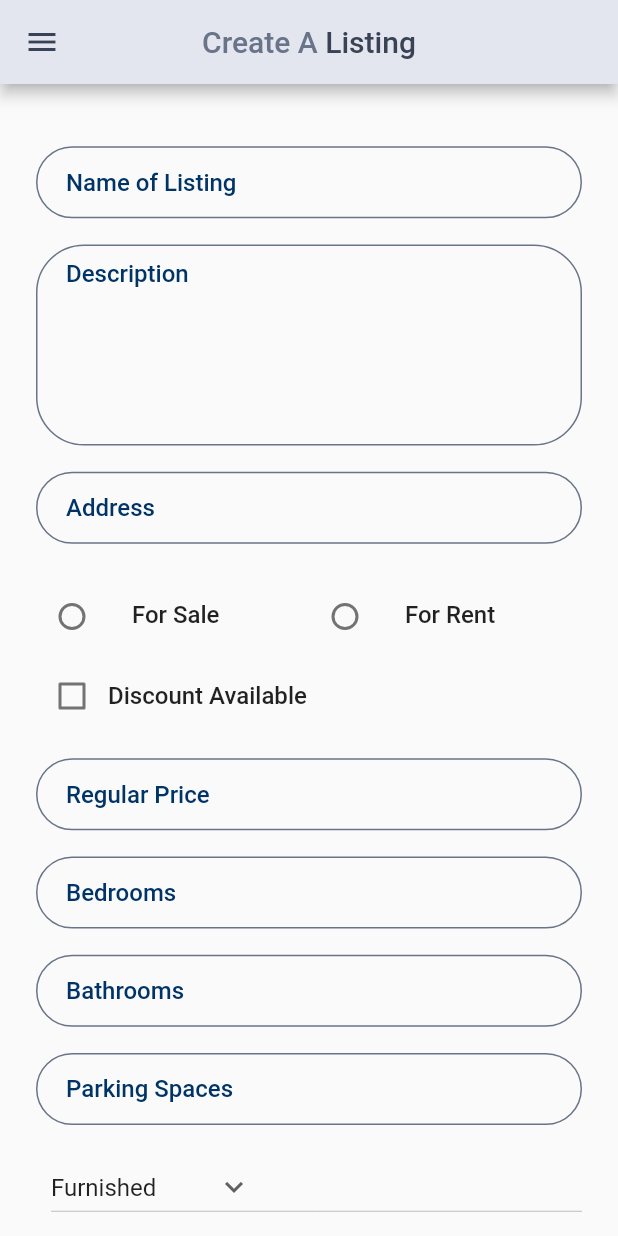
After one commit to aunshpatel/flutter-realestate, a Flutter app: the CreateAListing screen opened by its route, on a phone screen of 412 x 824 dp. The commit adds this screen. Run offline on Flutter 3.47's test engine with Material 3 defaults, Android fonts, the phone set to English and light mode, and no system bars; our stand-ins replace firebase_core, firebase_storage, image_picker, shared_preferences; accounts and stored records are empty; network calls fail.

Commit message:
Add create new listing page ui

```diff
--- a/lib/consts.dart
+++ b/lib/consts.dart
@@ -36,12 +36,12 @@ const kHomePagePropertyTitle = TextStyle(
   fontSize: 18,
 );
 
-const kHomePagePropertyDesc = TextStyle(
+const kRegularText = TextStyle(
   fontWeight: FontWeight.normal,
   fontSize: 15,
 );
 
-const kHomePagePropertyDescStrike = TextStyle(
+const kRegularTextStrike = TextStyle(
   fontWeight: FontWeight.normal,
   decoration: TextDecoration.lineThrough,
   fontSize: 15,
@@ -79,6 +79,11 @@ const kDarkBoldTextStyle = TextStyle(
 
 const kLightSemiBoldTextStyle = TextStyle(
     color: kLightTitleColor,
+    fontSize: 16,
+    fontWeight:FontWeight.w500
+);
+
+const kSemiBoldRegularStyle = TextStyle(
     fontSize: 16,
     fontWeight:FontWeight.w500
 );
@@ -161,3 +166,16 @@ InputDecoration passwordInputDecoration(String hintText, bool _passwordVisible,
     ),
   );
 }
+
+InputDecoration listingInputDecoration(String hintText) {
+  return InputDecoration(
+    hintText: hintText,
+    hintStyle: const TextStyle(color: kThemeBlueColor),
+    contentPadding: const EdgeInsets.symmetric(vertical: 10.0, horizontal: 20.0),
+    border: const OutlineInputBorder(
+      borderRadius: BorderRadius.all(Radius.circular(10.0)),
+    ),
+    enabledBorder: kEnabledBorder,
+    focusedBorder: kFocusedBorder,
+  );
+}
--- /dev/null
+++ b/lib/view/create_a_listing.dart
@@ -0,0 +1,268 @@
+import 'package:flutter/material.dart';
+import 'package:flutter/services.dart';
+import 'package:realestate/view/widgets/rounded_buttons.dart';
+import 'package:realestate/view/widgets/side_drawer.dart';
+import '../consts.dart';
+
+class CreateAListing extends StatefulWidget {
+  const CreateAListing({super.key});
+
+  @override
+  State<CreateAListing> createState() => _CreateAListingState();
+}
+
+class _CreateAListingState extends State<CreateAListing> {
+  TextEditingController nameController = TextEditingController();
+  TextEditingController descriptionController = TextEditingController();
+  TextEditingController addressController = TextEditingController();
+  TextEditingController regularPriceController = TextEditingController();
+  TextEditingController discountedPriceController = TextEditingController();
+  TextEditingController bedroomsController = TextEditingController();
+  TextEditingController bathroomsController = TextEditingController();
+  TextEditingController parkingController = TextEditingController();
+  int _selectedValue = 0;
+  bool isDiscountAvailable = false;
+  String dropdownvalue = 'Furnished';
+  var items = [
+    'Furnished',
+    'Semi Furnished',
+    'Unfurnished',
+  ];
+
+  @override
+  Widget build(BuildContext context) {
+    return PopScope(
+      canPop: false,
+      child: Scaffold(
+        drawerEnableOpenDragGesture: true,
+        drawer: const SideDrawer(),
+        appBar: AppBar(
+          leading: Builder(
+            builder: (BuildContext context) {
+              return IconButton(
+                icon: const Icon(Icons.menu),
+                color: kDarkTitleColor,
+                onPressed: () {
+                  Scaffold.of(context).openDrawer();
+                },
+                tooltip: MaterialLocalizations.of(context).openAppDrawerTooltip,
+              );
+            },
+          ),
+          actions: <Widget>[
+
+          ],
+          centerTitle: true,
+          title: const Wrap(
+            children: [
+              Text('Create ', style:TextStyle(color: kLightTitleColor),),
+              Text('A ', style:TextStyle(color: kLightTitleColor),),
+              Text('Listing', style:TextStyle(color: kDarkTitleColor),),
+            ],
+          ),
+          backgroundColor: kBackgroundColor,
+        ),
+        body: SingleChildScrollView(
+          child: Padding(
+            padding:  const EdgeInsets.fromLTRB(24, 24, 24, 0),
+            child: Column(
+              mainAxisAlignment: MainAxisAlignment.center,
+              crossAxisAlignment: CrossAxisAlignment.stretch,
+              children: [
+                const SizedBox(
+                  height: 17.5,
+                ),
+                //Listing Name
+                TextField(
+                  controller: nameController,
+                  keyboardType: TextInputType.name,
+                  onChanged:(value){ },
+                  style: kSemiBoldRegularStyle,
+                  decoration: listingInputDecoration('Name of Listing',),
+                ),
+                const SizedBox(
+                  height: 17.5,
+                ),
+                //Listing Description
+                TextField(
+                  controller: descriptionController,
+                  keyboardType: TextInputType.multiline,
+                  maxLines: 6,
+                  onChanged:(value){ },
+                  style: kSemiBoldRegularStyle,
+                  decoration: listingInputDecoration('Description'),
+                ),
+                const SizedBox(
+                  height: 17.5,
+                ),
+                //Listing Address
+                TextField(
+                  controller: addressController,
+                  keyboardType: TextInputType.streetAddress,
+                  onChanged:(value){ },
+                  style: kSemiBoldRegularStyle,
+                  decoration: listingInputDecoration('Address',),
+                ),
+                const SizedBox(
+                  height: 17.5,
+                ),
+                //Row for For sale/For rent radio button
+                Row(
+                  mainAxisSize: MainAxisSize.min,
+                  mainAxisAlignment: MainAxisAlignment.start,
+                  crossAxisAlignment: CrossAxisAlignment.start,
+                  children: <Widget>[
+                    Expanded(
+                      child: ListTile(
+                        contentPadding: const EdgeInsets.symmetric(vertical: 2.0),
+                        title: const Text('For Sale', style: kSemiBoldRegularStyle,),
+                        leading: Padding(
+                          padding: const EdgeInsets.only(top: 2),
+                          child: Radio(
+                            value: 1,
+                            groupValue: _selectedValue,
+                            onChanged: (int? value) {
+                              setState(() {
+                                _selectedValue = value!;
+                              });
+                            },
+                          ),
+                        )
+                      ),
+                    ),
+                    Expanded(
+                      child: ListTile(
+                        contentPadding: const EdgeInsets.symmetric(vertical: 2.0),
+                        title: const Text('For Rent',style: kSemiBoldRegularStyle,),
+                        leading: Padding(
+                          padding: const EdgeInsets.only(top: 2),
+                          child: Radio(
+                            value: 2,
+                            groupValue: _selectedValue,
+                            onChanged: (int? value) {
+                              setState(() {
+                                _selectedValue = value!;
+                              });
+                            },
+                          ),
+                        )
+                      ),
+                    ),
+                  ],
+                ),
+                //Row for discount toggle
+                Row(
+                  children: [
+                    Checkbox(
+                      value: isDiscountAvailable,
+                      activeColor: kLightTitleColor,
+                      onChanged:(bool? newValue){
+                        setState(() {
+                          isDiscountAvailable = newValue!;
+                        });
+                      }
+                    ),
+                    const Text('Discount Available', style: kSemiBoldRegularStyle,),
+                  ],
+                ),
+                const SizedBox(
+                  height: 17.5,
+                ),
+                //Listing Regular Price
+                TextField(
+                  controller: regularPriceController,
+                  keyboardType: const TextInputType.numberWithOptions(signed: true, decimal: true),
+                  textInputAction: TextInputAction.done,
+                  onChanged:(value){ },
+                  style: kSemiBoldRegularStyle,
+                  decoration: listingInputDecoration('Regular Price',),
+                ),
+                const SizedBox(
+                  height: 17.5,
+                ),
+                //Listing Discounted Price
+                if (isDiscountAvailable) ...[
+                  TextField(
+                    controller: discountedPriceController,
+                    keyboardType: const TextInputType.numberWithOptions(signed: true, decimal: true),
+                    onChanged:(value){ },
+                    style: kSemiBoldRegularStyle,
+                    decoration: listingInputDecoration('Discounted Price',),
+                  ),
+                  const SizedBox(
+                    height: 15.0,
+                  ),
+                ],
+                //Listing Bedrooms
+                TextField(
+                  controller: bedroomsController,
+                  keyboardType: const TextInputType.numberWithOptions(signed: true, decimal: true),
+                  textInputAction: TextInputAction.done,
+                  onChanged:(value){ },
+                  style: kSemiBoldRegularStyle,
+                  decoration: listingInputDecoration('Bedrooms',),
+                ),
+                const SizedBox(
+                  height: 17.5,
+                ),
+                //Listing Bedrooms
+                TextField(
+                  controller: bathroomsController,
+                  keyboardType: const TextInputType.numberWithOptions(signed: true, decimal: true),
+                  textInputAction: TextInputAction.done,
+                  onChanged:(value){ },
+                  style: kSemiBoldRegularStyle,
+                  decoration: listingInputDecoration('Bathrooms',),
+                ),
+                const SizedBox(
+                  height: 17.5,
+                ),
+                //Listing Parking
+                TextField(
+                  controller: parkingController,
+                  keyboardType: const TextInputType.numberWithOptions(signed: true, decimal: true),
+                  textInputAction: TextInputAction.done,
+                  onChanged:(value){ },
+                  style: kSemiBoldRegularStyle,
+                  decoration: listingInputDecoration('Parking Spaces',),
+                ),
+                const SizedBox(
+                  height: 17.5,
+                ),
+                //Dropdown
+                Padding(
+                  padding: EdgeInsets.only(left: 10),
+                  child: DropdownButton(
+                    value: dropdownvalue,
+                    icon: const Icon(Icons.keyboard_arrow_down),
+                    items: items.map((String items) {
+                      return DropdownMenuItem(
+                        value: items,
+                        child: Text(items),
+                      );
+                    }).toList(),
+                    onChanged: (String? newValue) {
+                      setState(() {
+                        dropdownvalue = newValue!;
+                      });
+                    },
+                  ),
+                ),
+                const SizedBox(
+                  height: 17.5,
+                ),
+                RoundedButton(
+                  colour:kDarkTitleColor,
+                  title:'Create New Listing',
+                  onPress:() {
+                  },
+                ),
+                const SizedBox(height:20),
+              ],
+            ),
+          ),
+        ),
+      )
+    );
+  }
+}
```
